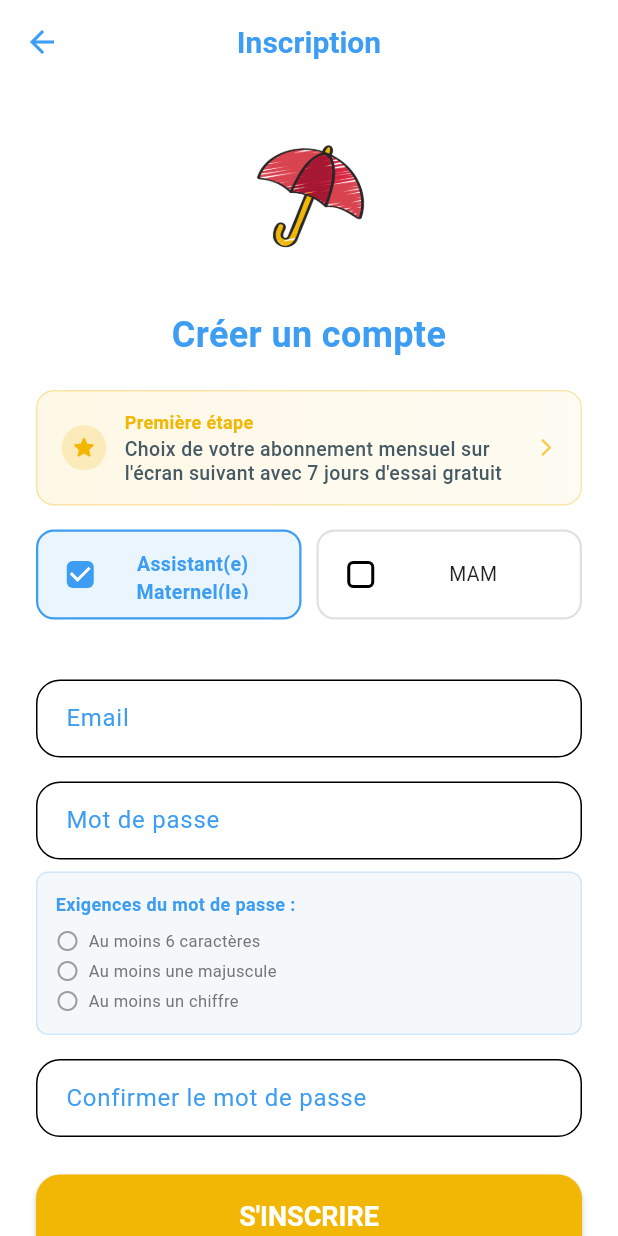
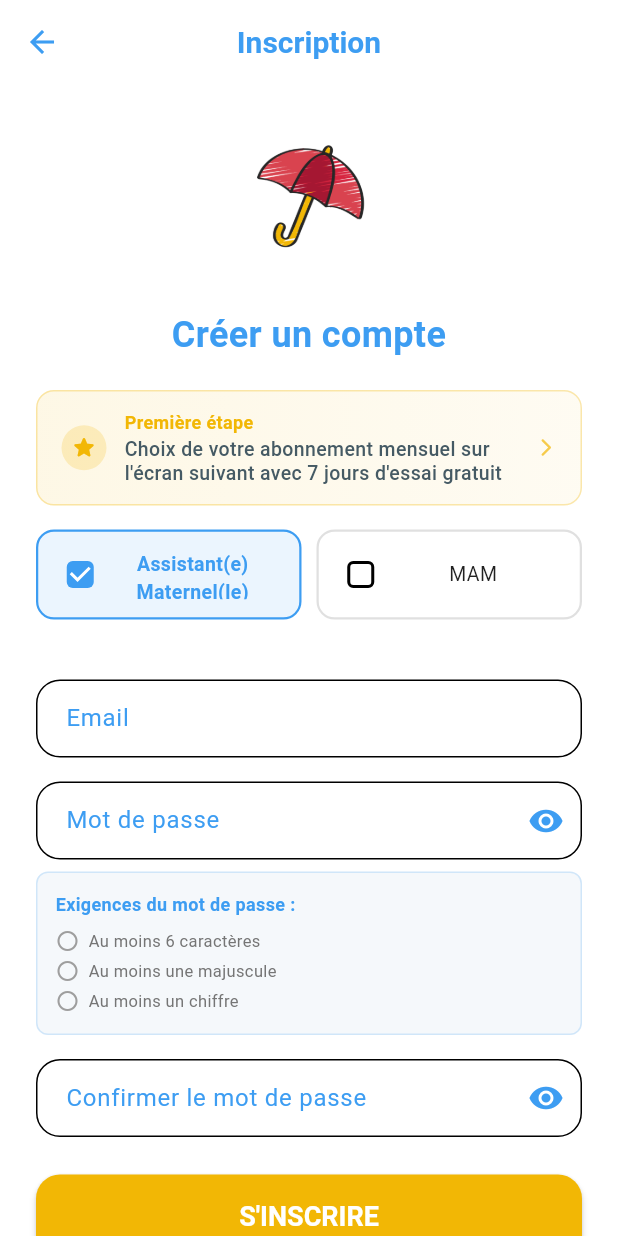
Before and after one commit to Crysal06460/Poppin-s_New, a Flutter app: the RegisterScreen screen opened by its route, on a phone screen of 412 x 824 dp. Run offline on Flutter 3.47's test engine with Material 3 defaults, Android fonts, the phone set to English and light mode, and no system bars; our stand-ins replace cloud_firestore, cloud_functions, file_picker, firebase_auth, firebase_core, firebase_messaging and 10 more; missing offline and left inert: app_badge_plus, gal; accounts and stored records are empty.

Commit message:
feat: add password visibility toggles

```diff
--- a/lib/screens/register_screen.dart
+++ b/lib/screens/register_screen.dart
@@ -29,6 +29,8 @@ class _RegisterScreenState extends State<RegisterScreen> {
   bool hasMinLength = false;
   bool hasUppercase = false;
   bool hasDigit = false;
+  bool _showPassword = false;
+  bool _showConfirmPassword = false;
 
   @override
   void initState() {
@@ -309,7 +311,7 @@ class _RegisterScreenState extends State<RegisterScreen> {
 
               TextField(
                 controller: passwordController,
-                obscureText: true,
+                obscureText: !_showPassword,
                 decoration: InputDecoration(
                   labelText: "Mot de passe",
                   labelStyle: TextStyle(color: primaryBlue),
@@ -320,6 +322,17 @@ class _RegisterScreenState extends State<RegisterScreen> {
                       borderSide: BorderSide(color: primaryBlue, width: 2)),
                   contentPadding:
                       EdgeInsets.symmetric(horizontal: 16, vertical: 14),
+                  suffixIcon: IconButton(
+                    icon: Icon(
+                      _showPassword ? Icons.visibility_off : Icons.visibility,
+                      color: primaryBlue,
+                    ),
+                    onPressed: () {
+                      setState(() {
+                        _showPassword = !_showPassword;
+                      });
+                    },
+                  ),
                 ),
               ),
 
@@ -330,7 +343,7 @@ class _RegisterScreenState extends State<RegisterScreen> {
 
               TextField(
                 controller: confirmPasswordController,
-                obscureText: true,
+                obscureText: !_showConfirmPassword,
                 decoration: InputDecoration(
                   labelText: "Confirmer le mot de passe",
                   labelStyle: TextStyle(color: primaryBlue),
@@ -341,6 +354,19 @@ class _RegisterScreenState extends State<RegisterScreen> {
                       borderSide: BorderSide(color: primaryBlue, width: 2)),
                   contentPadding:
                       EdgeInsets.symmetric(horizontal: 16, vertical: 14),
+                  suffixIcon: IconButton(
+                    icon: Icon(
+                      _showConfirmPassword
+                          ? Icons.visibility_off
+                          : Icons.visibility,
+                      color: primaryBlue,
+                    ),
+                    onPressed: () {
+                      setState(() {
+                        _showConfirmPassword = !_showConfirmPassword;
+                      });
+                    },
+                  ),
                 ),
               ),
 
@@ -837,6 +863,12 @@ class _RegisterScreenState extends State<RegisterScreen> {
           hint: "Min. 6 caractères, 1 majuscule, 1 chiffre",
           icon: Icons.lock_outline,
           isPassword: true,
+          showPassword: _showPassword,
+          onTogglePassword: () {
+            setState(() {
+              _showPassword = !_showPassword;
+            });
+          },
           maxWidth: maxWidth,
           maxHeight: maxHeight,
         ),
@@ -853,6 +885,12 @@ class _RegisterScreenState extends State<RegisterScreen> {
           hint: "Ressaisissez votre mot de passe",
           icon: Icons.lock_outline,
           isPassword: true,
+          showPassword: _showConfirmPassword,
+          onTogglePassword: () {
+            setState(() {
+              _showConfirmPassword = !_showConfirmPassword;
+            });
+          },
           maxWidth: maxWidth,
           maxHeight: maxHeight,
         ),
@@ -961,6 +999,8 @@ class _RegisterScreenState extends State<RegisterScreen> {
     required String hint,
     required IconData icon,
     bool isPassword = false,
+    bool showPassword = false,
+    VoidCallback? onTogglePassword,
     TextInputType? keyboardType,
     required double maxWidth,
     required double maxHeight,
@@ -978,7 +1018,7 @@ class _RegisterScreenState extends State<RegisterScreen> {
       ),
       child: TextField(
         controller: controller,
-        obscureText: isPassword,
+        obscureText: isPassword ? !showPassword : false,
         keyboardType: keyboardType,
         style: TextStyle(fontSize: maxWidth * 0.018),
         decoration: InputDecoration(
@@ -989,6 +1029,17 @@ class _RegisterScreenState extends State<RegisterScreen> {
             color: primaryBlue,
             size: maxWidth * 0.022,
           ),
+          suffixIcon: isPassword
+              ? IconButton(
+                  icon: Icon(
+                    showPassword
+                        ? Icons.visibility_off
+                        : Icons.visibility,
+                    color: primaryBlue,
+                  ),
+                  onPressed: onTogglePassword,
+                )
+              : null,
           labelStyle: TextStyle(
             color: primaryBlue,
             fontSize: maxWidth * 0.016,
```
